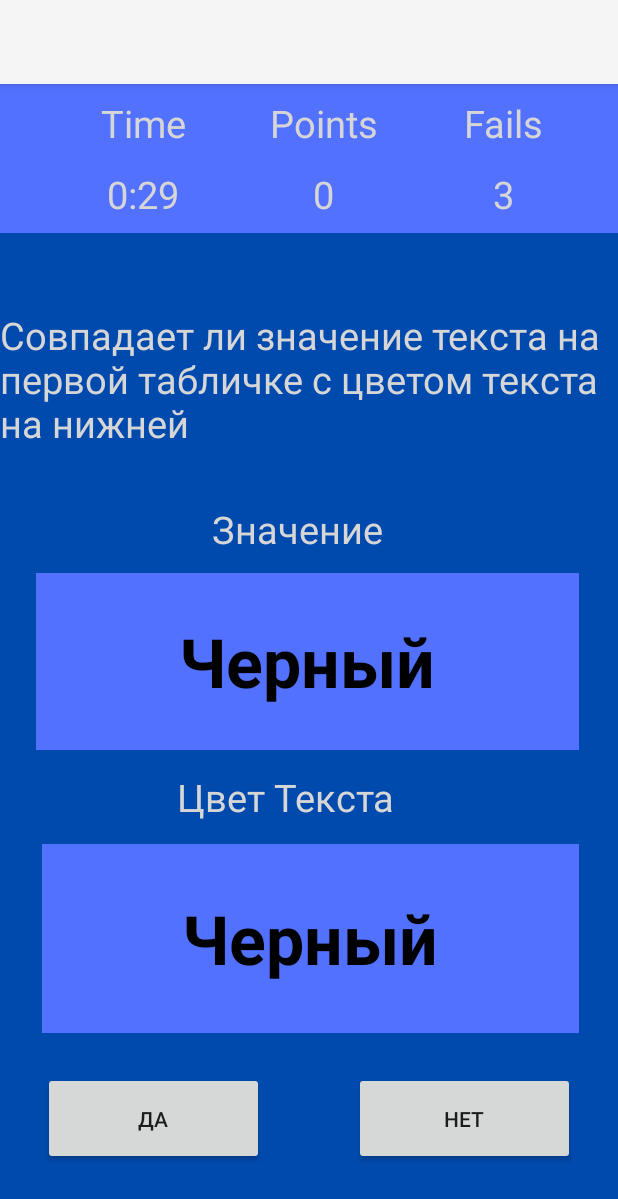
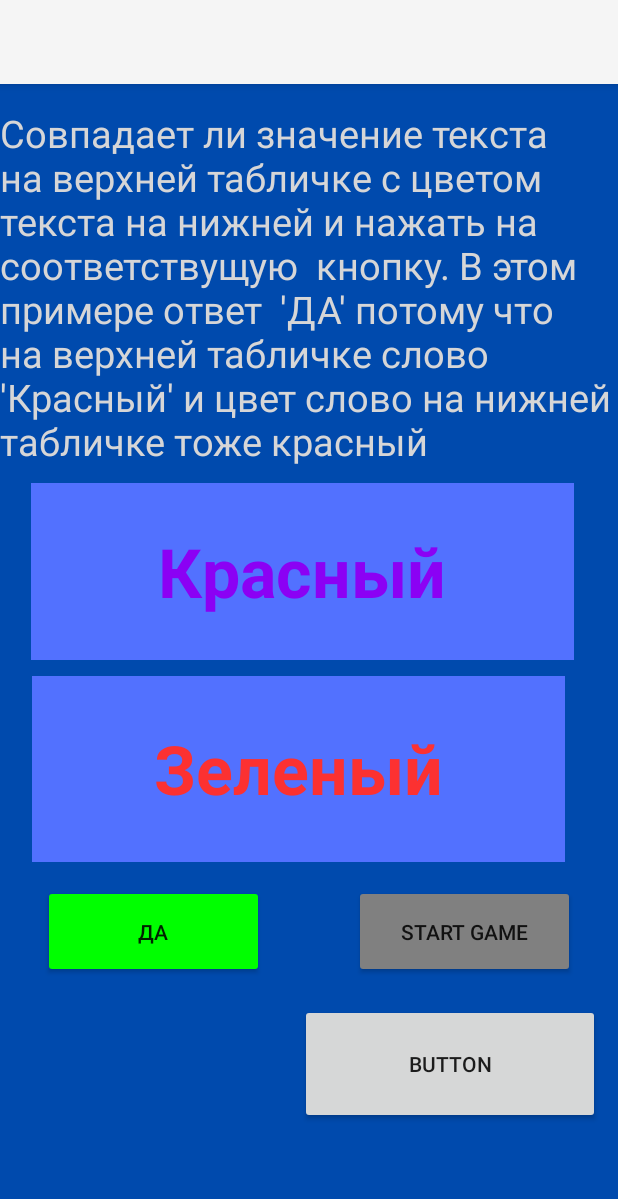
Before and after one commit to MrNarek/LogicGames6, an Android app: the GuestMode screen opened directly, with no data from a screen before it, after a tap on "COLOURS", on a phone screen of 412 x 824 dp. Shown: the top 1199 px of the screen. Run offline under Robolectric (Android 15) with nearby library versions, the phone set to English and light mode, and no system bars.

Commit message:
finished project

```diff
--- a/app/src/main/java/com/example/logicgames/GuestMode.java
+++ b/app/src/main/java/com/example/logicgames/GuestMode.java
@@ -19,7 +19,7 @@ public class GuestMode extends AppCompatActivity {
         colours.setOnClickListener(new View.OnClickListener() {
             @Override
             public void onClick(View view) {
-                Intent intent1 = new Intent(GuestMode.this, Colours.class);
+                Intent intent1 = new Intent(GuestMode.this, InfoColors.class);
                 startActivity(intent1);
             }
         });
--- a/app/src/main/java/com/example/logicgames/InfoColors.java
+++ b/app/src/main/java/com/example/logicgames/InfoColors.java
@@ -2,13 +2,38 @@ package com.example.logicgames;
 
 import androidx.appcompat.app.AppCompatActivity;
 
+import android.content.Intent;
+import android.graphics.Color;
 import android.os.Bundle;
+import android.view.View;
+import android.widget.Button;
+import android.widget.TextView;
+
+import java.util.Random;
 
 public class InfoColors extends AppCompatActivity {
-
+    TextView clColor, clText;
+    Button startGame;
     @Override
     protected void onCreate(Bundle savedInstanceState) {
         super.onCreate(savedInstanceState);
         setContentView(R.layout.activity_info_colors);
+
+        clText = findViewById(R.id.clText);
+        clColor = findViewById(R.id.clColor);
+        startGame = findViewById(R.id.startGame);
+
+        clText.setText("Красный");
+        clText.setTextColor(Color.parseColor("#8b01f4"));
+        clColor.setText("Зеленый");
+        clColor.setTextColor(Color.parseColor("#fc3131"));
+
+        startGame.setOnClickListener(new View.OnClickListener() {
+            @Override
+            public void onClick(View view) {
+                Intent intent1 = new Intent(InfoColors.this, Colours.class);
+                startActivity(intent1);
+            }
+        });
     }
 }
--- a/app/src/main/res/layout/activity_info_colors.xml
+++ b/app/src/main/res/layout/activity_info_colors.xml
@@ -1,9 +1,96 @@
 <?xml version="1.0" encoding="utf-8"?>
-<androidx.constraintlayout.widget.ConstraintLayout xmlns:android="http://schemas.android.com/apk/res/android"
+<RelativeLayout xmlns:android="http://schemas.android.com/apk/res/android"
     xmlns:app="http://schemas.android.com/apk/res-auto"
     xmlns:tools="http://schemas.android.com/tools"
     android:layout_width="match_parent"
     android:layout_height="match_parent"
+    android:background="#004aad"
     tools:context=".InfoColors">
 
-</androidx.constraintlayout.widget.ConstraintLayout>
+
+    <TextView
+        android:id="@+id/textView4"
+        android:layout_width="match_parent"
+        android:layout_height="wrap_content"
+        android:layout_marginTop="15dp"
+        android:text="Совпадает ли значение текста на верхней табличке с цветом
+         текста на нижней и нажать на соответствущую  кнопку. В этом примере ответ  'ДА' потому что
+         на верхней табличке слово 'Красный' и цвет слово на нижней табличке тоже красный"
+        android:textColor="@color/white"
+        android:textSize="25sp" />
+
+    <RelativeLayout
+        android:id="@+id/colours"
+        android:layout_width="match_parent"
+        android:layout_height="286dp"
+        android:layout_below="@+id/textView4"
+        android:layout_marginTop="-7dp">
+
+
+        <TextView
+            android:id="@+id/clText"
+            android:layout_width="362dp"
+            android:layout_height="118dp"
+            android:layout_alignParentEnd="true"
+            android:layout_alignParentBottom="true"
+            android:layout_marginEnd="29dp"
+            android:layout_marginBottom="150dp"
+            android:background="#5271ff"
+            android:gravity="center"
+            android:text=""
+            android:textSize="45sp"
+            android:textStyle="bold"
+            app:layout_constraintEnd_toEndOf="parent"
+            app:layout_constraintHorizontal_bias="0.0"
+            app:layout_constraintStart_toStartOf="parent"
+            app:layout_constraintTop_toTopOf="parent" />
+
+        <TextView
+            android:id="@+id/clColor"
+            android:layout_width="355dp"
+            android:layout_height="124dp"
+            android:layout_alignParentEnd="true"
+            android:layout_alignParentBottom="true"
+            android:layout_marginEnd="35dp"
+            android:layout_marginBottom="15dp"
+            android:background="#5271ff"
+            android:gravity="center"
+            android:text=""
+            android:textSize="45sp"
+            android:textStyle="bold" />
+    </RelativeLayout>
+
+    <LinearLayout
+            android:id="@+id/YesNo"
+            android:layout_width="match_parent"
+            android:layout_height="wrap_content"
+            android:layout_below="@+id/colours"
+            android:gravity="center">
+
+            <Button
+                android:id="@+id/bynYes"
+                android:layout_width="147dp"
+                android:backgroundTint="#00ff00"
+                android:layout_height="62dp"
+                android:layout_marginHorizontal="30dp"
+                android:text="ДА" />
+
+            <Button
+                android:id="@+id/btnNo"
+                android:layout_width="147dp"
+                android:layout_height="62dp"
+                android:backgroundTint="#808080"
+                android:layout_marginHorizontal="30dp"
+                android:text="START GAME" />
+        </LinearLayout>
+
+    <Button
+        android:id="@+id/startGame"
+        android:layout_width="200dp"
+        android:layout_height="80dp"
+        android:layout_below="@+id/YesNo"
+        android:layout_marginTop="17dp"
+        android:layout_marginLeft="200dp"
+        android:text="Button" />
+
+</RelativeLayout>
```
Also changed, not shown: 1 other file.
